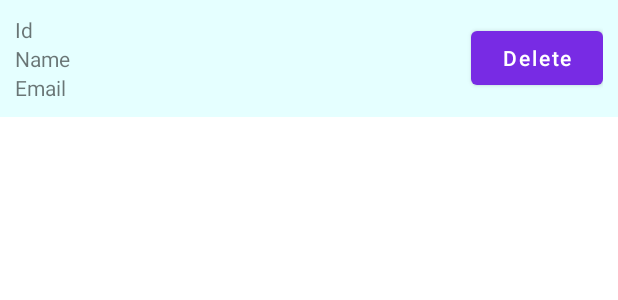
After one commit to gandalfs1/CrudKotlin, an Android app: the layout card_item_student.xml on its own in the app's theme, with its tools: preview values and no code run, on a phone screen of 412 x 824 dp. The commit adds this screen. Shown: the top 300 px of the screen. Run offline under Robolectric (Android 15) with nearby library versions, the phone set to English and light mode, and no system bars.

Commit message:
se agrega recyclerView y card_list
*se agrega recyclerView en el layout principal
*se agrega card_list con formato como se mostraran los datos

```diff
--- a/app/src/main/res/layout/activity_main.xml
+++ b/app/src/main/res/layout/activity_main.xml
@@ -53,4 +53,10 @@
             android:layout_height="wrap_content"/>
     </LinearLayout>
 
+    <androidx.recyclerview.widget.RecyclerView
+        android:layout_marginTop="20dp"
+        android:id="@+id/recyclerView"
+        android:layout_width="match_parent"
+        android:layout_height="match_parent"/>
+
 </LinearLayout>
--- /dev/null
+++ b/app/src/main/res/layout/card_item_student.xml
@@ -0,0 +1,44 @@
+<?xml version="1.0" encoding="utf-8"?>
+<LinearLayout xmlns:android="http://schemas.android.com/apk/res/android"
+    android:layout_width="match_parent"
+    android:layout_height="wrap_content"
+    android:background="#7ECBFFFF"
+    android:padding="10dp"
+    android:weightSum="1">
+
+    <LinearLayout
+        android:layout_width="0dp"
+        android:layout_height="wrap_content"
+        android:layout_weight="1"
+        android:orientation="vertical">
+
+        <TextView
+            android:id="@+id/tvId"
+            android:layout_width="wrap_content"
+            android:layout_height="wrap_content"
+            android:text="Id"/>
+
+        <TextView
+            android:id="@+id/tvName"
+            android:layout_width="wrap_content"
+            android:layout_height="wrap_content"
+            android:text="Name"/>
+
+        <TextView
+            android:id="@+id/tvEmail"
+            android:layout_width="wrap_content"
+            android:layout_height="wrap_content"
+            android:text="Email"/>
+
+    </LinearLayout>
+
+    <Button
+        android:id="@+id/btnDelete"
+        android:layout_width="wrap_content"
+        android:layout_height="wrap_content"
+        android:layout_gravity="center"
+        android:gravity="center"
+        android:textAllCaps="false"
+        android:text="Delete"/>
+
+</LinearLayout>
```
